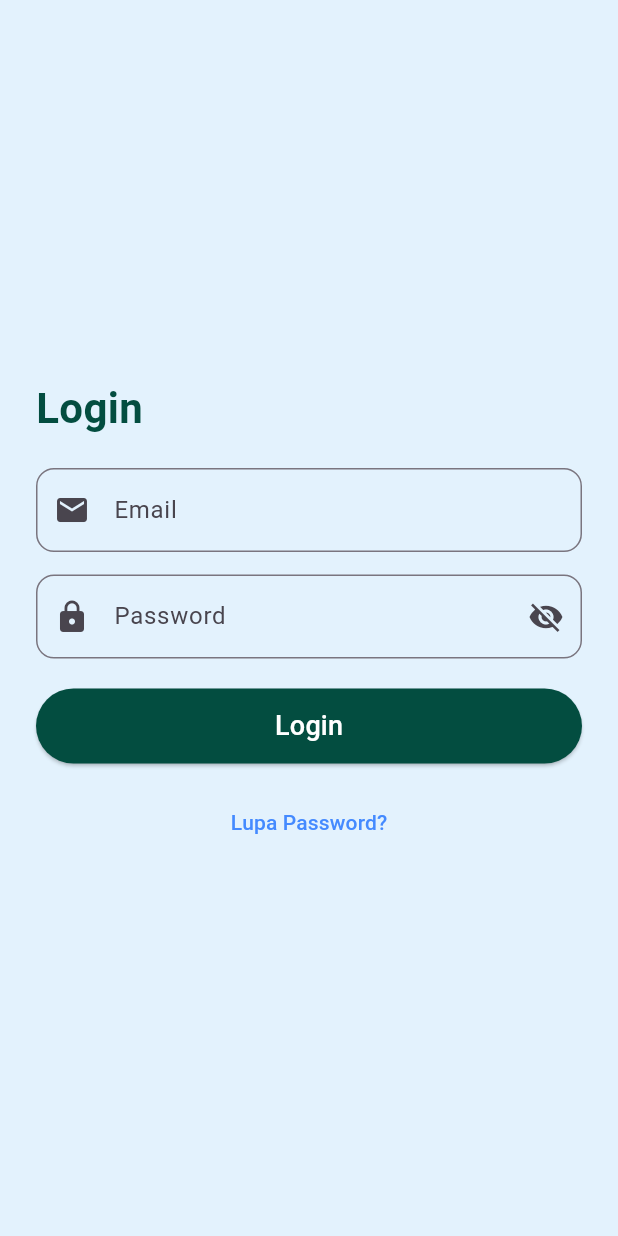
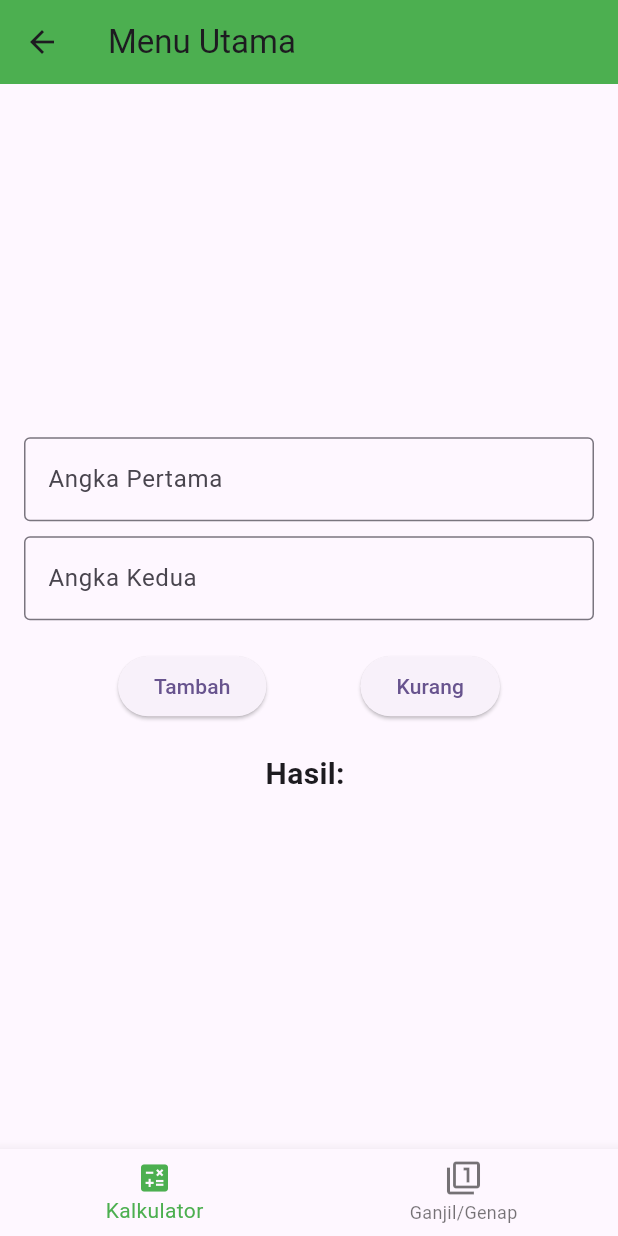
Before and after one commit to uchihamadara37/Mancing_Sikk_App, a Flutter app: the LoginPage screen opened directly, after a tap on "Login", on a phone screen of 412 x 824 dp. Run offline on Flutter 3.47's test engine with Material 3 defaults, Android fonts, the light colour scheme and no system bars.

Commit message:
ganjil genap + kalkulator

```diff
--- a/lib/page/login_page.dart
+++ b/lib/page/login_page.dart
@@ -1,4 +1,7 @@
+import 'dart:ui';
+
 import 'package:flutter/material.dart';
+import 'package:mancing_app/page/menu_page.dart';
 
 class LoginPage extends StatefulWidget {
   const LoginPage({super.key});
@@ -12,19 +15,49 @@ class _LoginPageState extends State<LoginPage> {
   Widget build(BuildContext context) {
     return Scaffold(
       backgroundColor: Colors.blue[50], // Warna latar belakang
-      body: Center(
+      body: Container(
+        width: double.infinity,
+        height: double.infinity,
+        decoration: BoxDecoration(
+            image: DecorationImage(
+          image: AssetImage(
+            "assets/contour.png",
+          ),
+          fit: BoxFit.cover, // Fitting gambar sesuai container
+        )),
+        child: Center(
+          child: ClipRRect(
+            // borderRadius: BorderRadius.circular(20), // Membatasi efek blur hanya di dalam
+            child: BackdropFilter(
+              filter:
+                  ImageFilter.blur(sigmaX: 10, sigmaY: 10), // Blur efek kaca
+              child: Container(
+                width: MediaQuery.of(context).size.width - 40,
+                height: 355,
+                decoration: BoxDecoration(
+                    color: Colors.white.withValues(alpha: 0.3),
+                    borderRadius: BorderRadius.circular(20),
+                    border: Border.all(
+                      width: 1,
+                      color: Colors.white,
+                    )),
                 child: Padding(
                   padding: EdgeInsets.all(24.0),
                   child: Column(
                     mainAxisSize: MainAxisSize.min,
                     crossAxisAlignment: CrossAxisAlignment.start,
                     children: [
-              Text(
-                "Login",
+                      SizedBox(
+                        width: double.infinity,
+                        child: Text(
+                          "Silakan masuk!",
+                          textAlign: TextAlign.center,
                           style: TextStyle(
+                            fontFamily: "Poppins",
                             fontSize: 28,
-                  fontWeight: FontWeight.bold,
-                  color: Color(0xFF034D40),
+                            fontWeight: FontWeight.w600,
+                            color: Color(0xFF0F882D),
+                          ),
                         ),
                       ),
                       SizedBox(height: 20),
@@ -32,9 +65,29 @@ class _LoginPageState extends State<LoginPage> {
                         decoration: InputDecoration(
                           labelText: "Email",
                           border: OutlineInputBorder(
+                            borderRadius:
+                                BorderRadius.circular(12), // Border default
+                          ),
+                          enabledBorder: OutlineInputBorder(
                             borderRadius: BorderRadius.circular(12),
+                            borderSide: BorderSide(
+                                color: Color(0xFF0F882D).withValues(alpha: 0.2),
+                                width: 2), // Warna border normal
                           ),
-                  prefixIcon: Icon(Icons.email),
+                          focusedBorder: OutlineInputBorder(
+                            borderRadius: BorderRadius.circular(12),
+                            borderSide: BorderSide(
+                                color: Color(0xFF0F882D),
+                                width: 2), // Warna border saat fokus
+                          ),
+                          errorBorder: OutlineInputBorder(
+                            borderRadius: BorderRadius.circular(12),
+                            borderSide: BorderSide(
+                                color: Colors.red,
+                                width: 2), // Warna border saat error
+                          ),
+                          prefixIcon:
+                              Icon(Icons.email, color: Color(0xFF0F882D)),
                         ),
                         keyboardType: TextInputType.emailAddress,
                       ),
@@ -45,8 +98,30 @@ class _LoginPageState extends State<LoginPage> {
                           border: OutlineInputBorder(
                             borderRadius: BorderRadius.circular(12),
                           ),
-                  prefixIcon: Icon(Icons.lock),
-                  suffixIcon: Icon(Icons.visibility_off), // Ikon untuk toggle password
+                          enabledBorder: OutlineInputBorder(
+                            borderRadius: BorderRadius.circular(12),
+                            borderSide: BorderSide(
+                                color: Color(0xFF0F882D).withValues(alpha: 0.2),
+                                width: 2), // Warna border normal
+                          ),
+                          focusedBorder: OutlineInputBorder(
+                            borderRadius: BorderRadius.circular(12),
+                            borderSide: BorderSide(
+                                color: Color(0xFF0F882D),
+                                width: 2), // Warna border saat fokus
+                          ),
+                          errorBorder: OutlineInputBorder(
+                            borderRadius: BorderRadius.circular(12),
+                            borderSide: BorderSide(
+                                color: Colors.red,
+                                width: 2), // Warna border saat error
+                          ),
+                          prefixIcon: Icon(
+                            Icons.lock,
+                            color: Color(0xFF0F882D),
+                          ),
+                          suffixIcon: Icon(Icons
+                              .visibility_off), // Ikon untuk toggle password
                         ),
                         obscureText: true,
                       ),
@@ -58,9 +133,15 @@ class _LoginPageState extends State<LoginPage> {
                           onPressed: () {
                             // Aksi login di sini
                             print("Login ditekan");
+                            Navigator.push(
+                              context,
+                              MaterialPageRoute(
+                                  builder: (context) => MenuPage()),
+                            );
+
                           },
                           style: ElevatedButton.styleFrom(
-                    backgroundColor: Color(0xFF034D40),
+                            backgroundColor: Color(0xFF0F882D),
                             shape: RoundedRectangleBorder(
                               borderRadius: BorderRadius.circular(30),
                             ),
@@ -71,19 +152,24 @@ class _LoginPageState extends State<LoginPage> {
                           ),
                         ),
                       ),
-              SizedBox(height: 15),
+                      // SizedBox(height: 10),
                       Center(
                         child: TextButton(
                           onPressed: () {
                             print("Lupa password ditekan");
                           },
-                  child: Text("Lupa Password?", style: TextStyle(color: Colors.blueAccent)),
+                          child: Text("Lupa Password?",
+                              style: TextStyle(color: Colors.blueAccent)),
                         ),
                       ),
                     ],
                   ),
                 ),
               ),
+            ),
+          ),
+        ),
+      ),
     );
   }
 }
--- /dev/null
+++ b/lib/page/menu_page.dart
@@ -0,0 +1,165 @@
+import 'package:flutter/material.dart';
+
+class MenuPage extends StatefulWidget {
+  const MenuPage({super.key});
+
+  @override
+  State<MenuPage> createState() => _MenuPageState();
+}
+
+class _MenuPageState extends State<MenuPage> {
+  int _selectedIndex = 0;
+
+  final List<Widget> _pages = [
+    CalculatorPage(),
+    OddEvenPage(),
+  ];
+
+  void _onItemTapped(int index) {
+    setState(() {
+      _selectedIndex = index;
+    });
+  }
+
+  @override
+  Widget build(BuildContext context) {
+    return Scaffold(
+      appBar: AppBar(title: Text("Menu Utama"), backgroundColor: Colors.green),
+      body: IndexedStack(
+        index: _selectedIndex,
+        children: _pages,
+      ),
+      bottomNavigationBar: BottomNavigationBar(
+        items: [
+          BottomNavigationBarItem(icon: Icon(Icons.calculate), label: "Kalkulator"),
+          BottomNavigationBarItem(icon: Icon(Icons.filter_1), label: "Ganjil/Genap"),
+        ],
+        currentIndex: _selectedIndex,
+        selectedItemColor: Colors.green,
+        onTap: _onItemTapped,
+      ),
+    );
+  }
+}
+
+// ======================= Kalkulator Penjumlahan & Pengurangan =======================
+class CalculatorPage extends StatefulWidget {
+  const CalculatorPage({super.key});
+
+  @override
+  State<CalculatorPage> createState() => _CalculatorPageState();
+}
+
+class _CalculatorPageState extends State<CalculatorPage> {
+  final TextEditingController num1Controller = TextEditingController();
+  final TextEditingController num2Controller = TextEditingController();
+  String _result = "Hasil: ";
+
+  void _calculate(bool isAddition) {
+    double num1 = double.tryParse(num1Controller.text) ?? 0;
+    double num2 = double.tryParse(num2Controller.text) ?? 0;
+    double result = isAddition ? num1 + num2 : num1 - num2;
+
+    setState(() {
+      _result = "Hasil: $result";
+    });
+  }
+
+  @override
+  Widget build(BuildContext context) {
+    return Padding(
+      padding: EdgeInsets.all(16),
+      child: Column(
+        mainAxisAlignment: MainAxisAlignment.center,
+        children: [
+          TextField(
+            controller: num1Controller,
+            keyboardType: TextInputType.number,
+            decoration: InputDecoration(
+              labelText: "Angka Pertama",
+              border: OutlineInputBorder(),
+            ),
+          ),
+          SizedBox(height: 10),
+          TextField(
+            controller: num2Controller,
+            keyboardType: TextInputType.number,
+            decoration: InputDecoration(
+              labelText: "Angka Kedua",
+              border: OutlineInputBorder(),
+            ),
+          ),
+          SizedBox(height: 20),
+          Row(
+            mainAxisAlignment: MainAxisAlignment.spaceEvenly,
+            children: [
+              ElevatedButton(
+                onPressed: () => _calculate(true),
+                child: Text("Tambah"),
+              ),
+              ElevatedButton(
+                onPressed: () => _calculate(false),
+                child: Text("Kurang"),
+              ),
+            ],
+          ),
+          SizedBox(height: 20),
+          Text(
+            _result,
+            style: TextStyle(fontSize: 20, fontWeight: FontWeight.bold),
+          ),
+        ],
+      ),
+    );
+  }
+}
+
+// ======================= Cek Ganjil atau Genap =======================
+class OddEvenPage extends StatefulWidget {
+  const OddEvenPage({super.key});
+
+  @override
+  State<OddEvenPage> createState() => _OddEvenPageState();
+}
+
+class _OddEvenPageState extends State<OddEvenPage> {
+  final TextEditingController numberController = TextEditingController();
+  String _result = "Masukkan angka";
+
+  void _checkOddEven() {
+    int num = int.tryParse(numberController.text) ?? 0;
+    setState(() {
+      _result = num % 2 == 0 ? "Ini Genap" : "Ini Ganjil";
+    });
+  }
+
+  @override
+  Widget build(BuildContext context) {
+    return Padding(
+      padding: EdgeInsets.all(16),
+      child: Column(
+        mainAxisAlignment: MainAxisAlignment.center,
+        children: [
+          TextField(
+            controller: numberController,
+            keyboardType: TextInputType.number,
+            decoration: InputDecoration(
+              labelText: "Masukkan Bilangan",
+              border: OutlineInputBorder(),
+            ),
+          ),
+          SizedBox(height: 20),
+          ElevatedButton(
+            onPressed: _checkOddEven,
+            child: Text("Cek Ganjil/Genap"),
+          ),
+          SizedBox(height: 20),
+          Text(
+            _result,
+            style: TextStyle(fontSize: 20, fontWeight: FontWeight.bold),
+          ),
+        ],
+      ),
+    );
+  }
+}
```
Also changed, not shown: assets/contour.png (added). Lines whose indentation alone changed are shown as unchanged.
